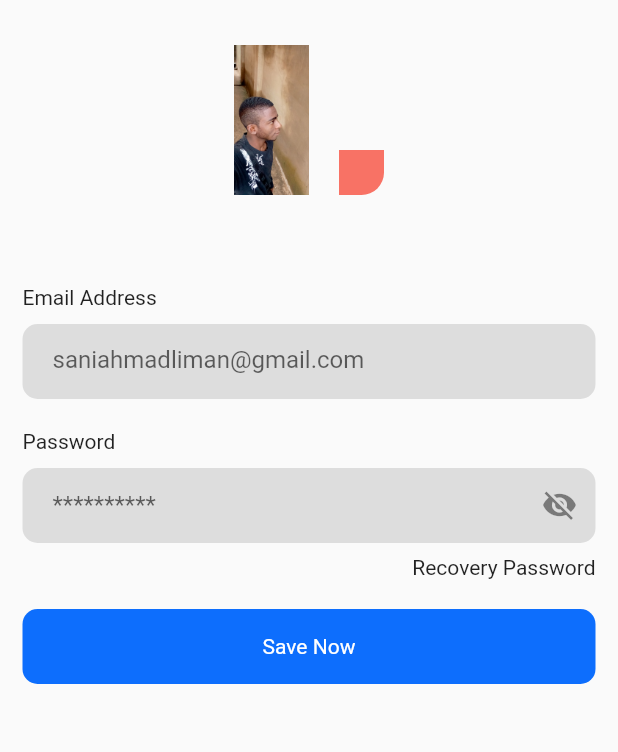
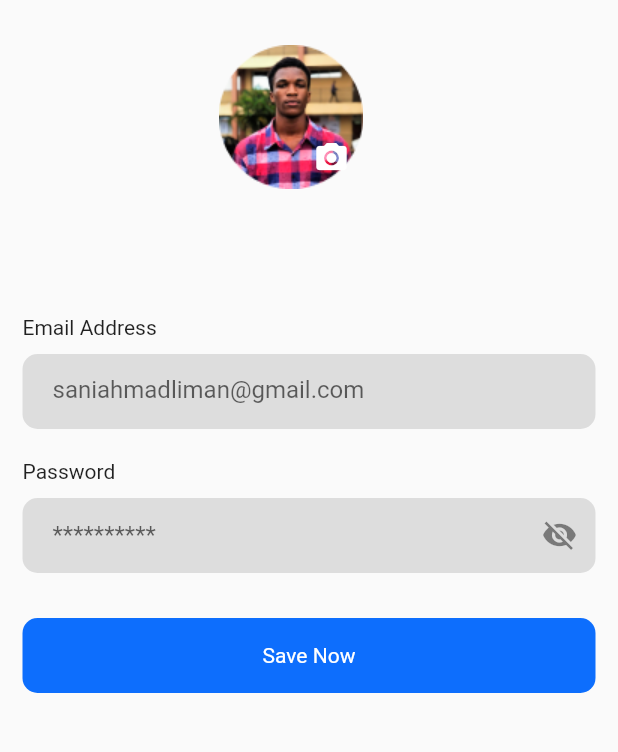
Before and after one commit to Ahmadsaniliman/Nike-Store-UI, a Flutter app: the ProfileScreen screen opened by its route, on a phone screen of 412 x 824 dp, the part 90-842 px from its top. Run offline on Flutter 3.47's test engine with Material 2 defaults, Android fonts, the phone set to English and light mode, and no system bars.

Commit message:
fix some bugs

```diff
--- a/lib/Cart/notifications.dart
+++ b/lib/Cart/notifications.dart
@@ -1,5 +1,6 @@
 import 'package:flutter/material.dart';
 import 'package:nike_store_ui/Constants/colors.dart';
+import 'package:nike_store_ui/Constants/routes.dart';
 
 class NotificationScreen extends StatelessWidget {
   const NotificationScreen({Key? key}) : super(key: key);
@@ -21,6 +22,11 @@
                 mainAxisAlignment: MainAxisAlignment.spaceBetween,
                 children: [
                   GestureDetector(
+                    onTap: () {
+                      Navigator.of(context).pushNamed(
+                        homeScreenRoute,
+                      );
+                    },
                     child: Container(
                       height: 40.0,
                       width: 40.0,
--- a/lib/Constants/enums.dart
+++ b/lib/Constants/enums.dart
@@ -4,3 +4,8 @@
   profile,
   notification,
 }
+enum OnBoardingEnums {
+  onBoardOne,
+  onBoardTwo,
+  onBoardThree,
+}
--- a/lib/Favourite/favourite.dart
+++ b/lib/Favourite/favourite.dart
@@ -1,4 +1,3 @@
-import 'package:curved_navigation_bar/curved_navigation_bar.dart';
 import 'package:flutter/material.dart';
 
 import 'package:nike_store_ui/Constants/colors.dart';
--- a/lib/Profile/profile.dart
+++ b/lib/Profile/profile.dart
@@ -51,8 +51,8 @@
               Padding(
                 padding: const EdgeInsets.symmetric(vertical: 30.0),
                 child: Container(
-                  height: 100.0,
-                  width: 100.0,
+                  height: 120.0,
+                  width: 120.0,
                   decoration: BoxDecoration(
                     borderRadius: BorderRadius.circular(30.0),
                     // image: const DecorationImage(
@@ -63,12 +63,12 @@
                     // fit: StackFit.loose,
                     children: [
                       Image.asset(
-                        'assets/images/liman.jpg',
+                        'assets/images/Ellipse 22.png',
                         fit: BoxFit.cover,
                       ),
                       Positioned(
-                        bottom: 0,
-                        right: 0,
+                        bottom: 30,
+                        right: 30,
                         child: Container(
                           height: 30.0,
                           width: 30.0,
@@ -76,7 +76,11 @@
                             borderRadius: BorderRadius.only(
                               bottomRight: Radius.circular(15.0),
                             ),
-                            color: secondaryColor,
+                            // color: secondaryColor,
+                          ),
+                          child: const Icon(
+                            Icons.camera_alt,
+                            color: whiteColor,
                           ),
                         ),
                       ),
@@ -129,21 +133,15 @@
                         ),
                       ),
                     ),
+
+                    // Text
                     Padding(
-                      padding: const EdgeInsets.only(
-                        top: 8.0,
-                        bottom: 20.0,
-                      ),
-                      child: Row(
-                        mainAxisAlignment: MainAxisAlignment.spaceBetween,
-                        children: const [
-                          SizedBox(),
-                          Text('Recovery Password'),
-                        ],
-                      ),
-                    ),
-                    // Text
-                    Container(
+                      padding: const EdgeInsets.only(top: 30.0),
+                      child: GestureDetector(
+                        onTap: () {
+                          Navigator.of(context).pushNamed(profileRoute);
+                        },
+                        child: Container(
                           height: 50.0,
                           width: double.infinity,
                           decoration: BoxDecoration(
@@ -154,6 +152,8 @@
                             child: Text(
                               'Save Now',
                               style: TextStyle(color: whiteColor),
+                            ),
+                          ),
                         ),
                       ),
                     ),
--- a/lib/Profile/profile_data.dart
+++ b/lib/Profile/profile_data.dart
@@ -64,7 +64,7 @@
                   width: 100.0,
                   decoration: BoxDecoration(
                     borderRadius: BorderRadius.circular(40.0),
-                    color: primaryColor,
+                    // color: primaryColor,
                   ),
                   child: Image.asset(
                     'assets/images/Rectangle 382.png',
```
Also changed, not shown: lib/HomePage/drawer.dart (+7 -4 lines), lib/HomePage/home_page.dart (+3 -4 lines), lib/OnBoardingScreens/Components/on_board_data.dart (+85 -0 lines), lib/OnBoardingScreens/Components/on_boarding_screen_2.dart (+7 -5 lines), lib/OnBoardingScreens/Components/on_boarding_screen_3.dart (+6 -4 lines), lib/OnBoardingScreens/on_borading_screen.dart (+11 -5 lines). Lines whose indentation alone changed are shown as unchanged.
